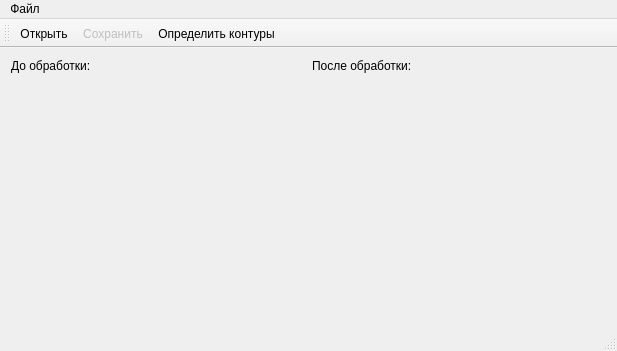
The window that src/mainwindow.ui (dimV36/contours_searching) describes before a commit, drawn with Qt 5.
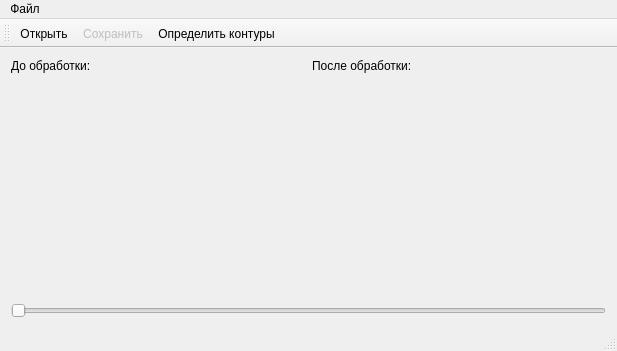
The same window after the commit. Icons and pictures are not drawn.

Patch:
```diff
--- a/src/mainwindow.ui
+++ b/src/mainwindow.ui
@@ -42,10 +42,10 @@
       </property>
      </widget>
     </item>
-    <item row="1" column="1">
-     <widget class="QLabel" name="_label_output">
-      <property name="text">
-       <string/>
+    <item row="2" column="0" colspan="2">
+     <widget class="QSlider" name="_slider_threshold">
+      <property name="orientation">
+       <enum>Qt::Horizontal</enum>
       </property>
      </widget>
     </item>
```
Left out of the diff: 19 changed lines with no effect on the pictures.
